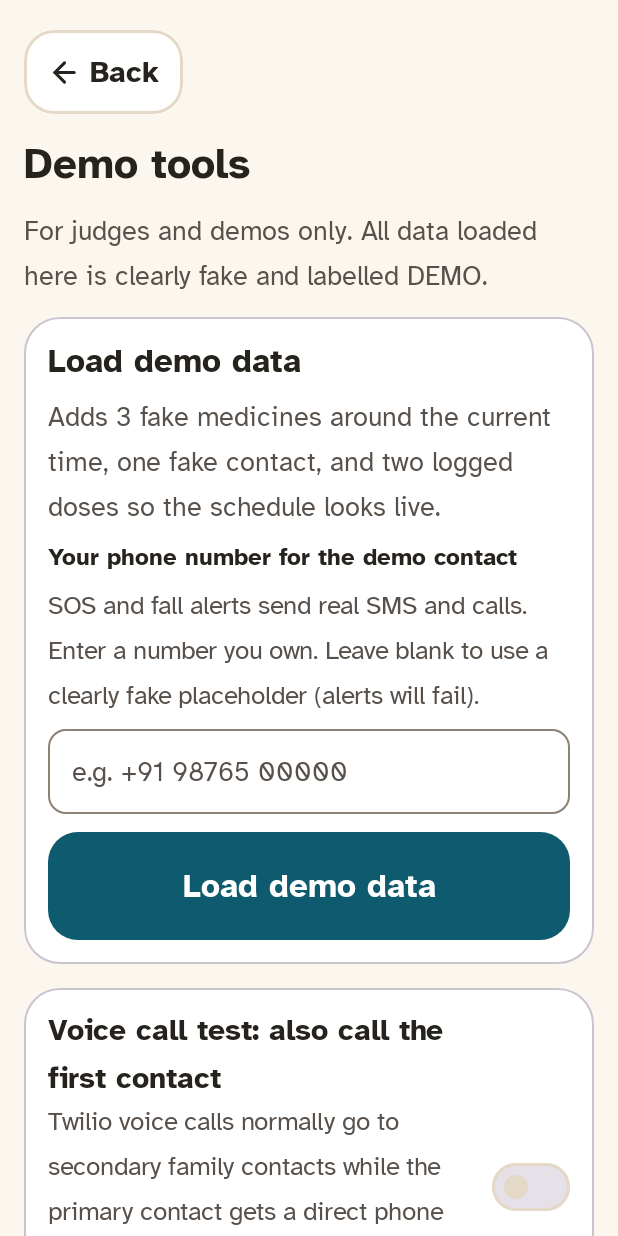
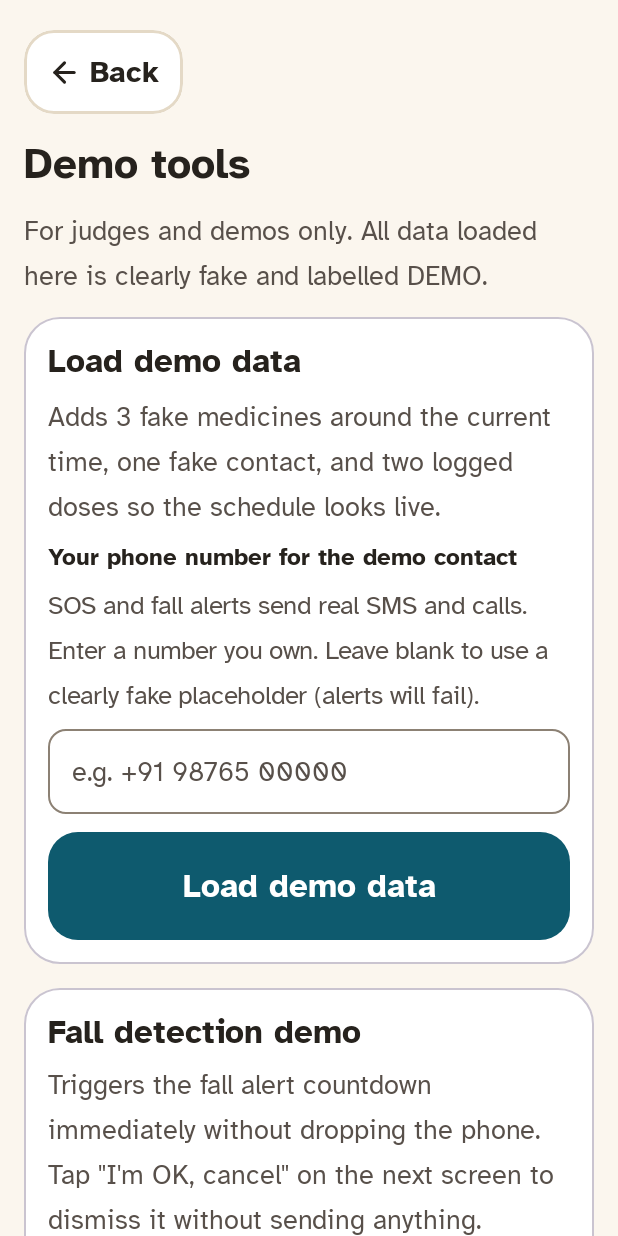
Before and after one commit to Amogh-DG/ElderPal, an Android app built with Jetpack Compose: the DemoToolsScreen screen opened through its navigation route, on a phone screen of 412 x 824 dp. Run offline under Robolectric (Android 15) with nearby library versions, the phone set to English and light mode, and no system bars.

Commit message:
Call every saved contact with Twilio voice alert

```diff
--- a/app/src/main/java/com/example/elderpal/screens/DemoToolsScreen.kt
+++ b/app/src/main/java/com/example/elderpal/screens/DemoToolsScreen.kt
@@ -32,8 +32,6 @@ import androidx.compose.material3.Icon
 import androidx.compose.material3.OutlinedTextField
 import androidx.compose.material3.OutlinedTextFieldDefaults
 import androidx.compose.material3.Surface
-import androidx.compose.material3.Switch
-import androidx.compose.material3.SwitchDefaults
 import androidx.compose.material3.Text
 import androidx.compose.material3.TextButton
 import androidx.compose.runtime.Composable
@@ -61,7 +59,6 @@ import androidx.compose.ui.unit.dp
 import androidx.compose.ui.unit.sp
 import com.example.elderpal.R
 import com.example.elderpal.data.DemoDataManager
-import com.example.elderpal.data.EmergencyAlertManager
 import com.example.elderpal.data.FallDetectionService
 import com.example.elderpal.data.FallDetector
 import com.example.elderpal.ui.theme.BackgroundWarmCream
@@ -100,9 +97,6 @@ fun DemoToolsScreen(
     var showResetConfirm by remember { mutableStateOf(false) }
     // Warning shown when the judge leaves the phone number blank
     var showBlankPhoneWarning by remember { mutableStateOf(false) }
-    var voiceCallAlsoFirstContact by remember {
-        mutableStateOf(EmergencyAlertManager.isVoiceCallAlsoFirstContact(context))
-    }
 
     // Live debug sensor state for testing on physical phone (in-memory only, never saved or logged)
     var currentG by remember { mutableFloatStateOf(1.0f) }
@@ -448,52 +442,6 @@ fun DemoToolsScreen(
             }
         }
 
-        // ── Voice call test switch ──────────────────────────────────────────
-        Card(
-            modifier = Modifier.fillMaxWidth(),
-            shape = ElderPalShapes.card,
-            colors = CardDefaults.cardColors(containerColor = SurfaceWhite),
-            border = androidx.compose.material3.CardDefaults.outlinedCardBorder()
-        ) {
-            Row(
-                modifier = Modifier
-                    .fillMaxWidth()
-                    .padding(16.dp),
-                verticalAlignment = Alignment.CenterVertically,
-                horizontalArrangement = Arrangement.SpaceBetween
-            ) {
-                Column(
-                    modifier = Modifier
-                        .weight(1f)
-                        .padding(end = 16.dp)
-                ) {
-                    Text(
-                        text = "Voice call test: also call the first contact",
-                        style = ElderPalTypography.title.copy(fontSize = 20.sp, fontWeight = FontWeight.Bold),
-                        color = TextPrimary
-                    )
-                    Spacer(modifier = Modifier.height(6.dp))
-                    Text(
-                        text = "Twilio voice calls normally go to secondary family contacts while the primary contact gets a direct phone call. Turn this on to also place a Twilio voice call to the primary contact when testing with a single phone number.",
-                        style = ElderPalTypography.body.copy(fontSize = 17.sp),
-                        color = TextSecondary
-                    )
-                }
-
-                Switch(
-                    checked = voiceCallAlsoFirstContact,
-                    onCheckedChange = { isChecked ->
-                        voiceCallAlsoFirstContact = isChecked
-                        EmergencyAlertManager.setVoiceCallAlsoFirstContact(context, isChecked)
-                    },
-                    colors = SwitchDefaults.colors(
-                        checkedThumbColor = Color.White,
-                        checkedTrackColor = TealPrimary
-                    )
-                )
-            }
-        }
-
         // ── Section 2: Simulate fall ─────────────────────────────────────────
         Card(
             modifier = Modifier.fillMaxWidth(),
```
Also changed, not shown: app/src/main/java/com/example/elderpal/data/EmergencyAlertManager.kt (+5 -30 lines).
